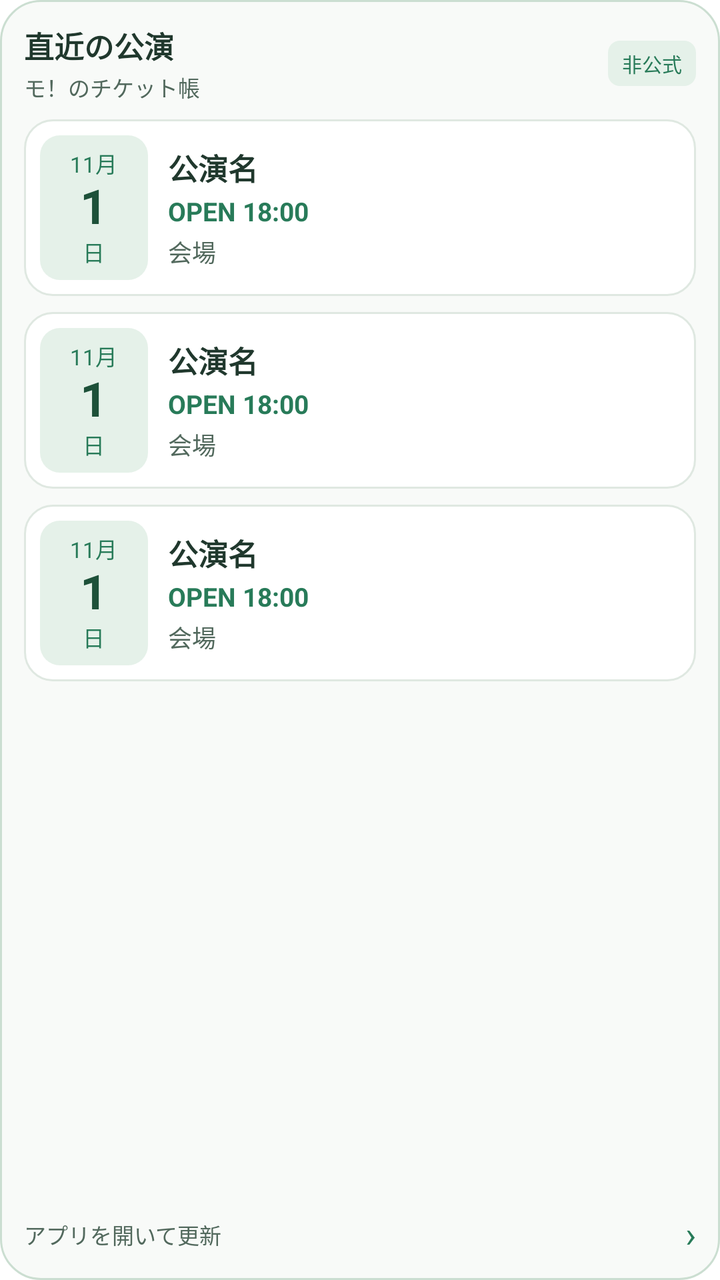
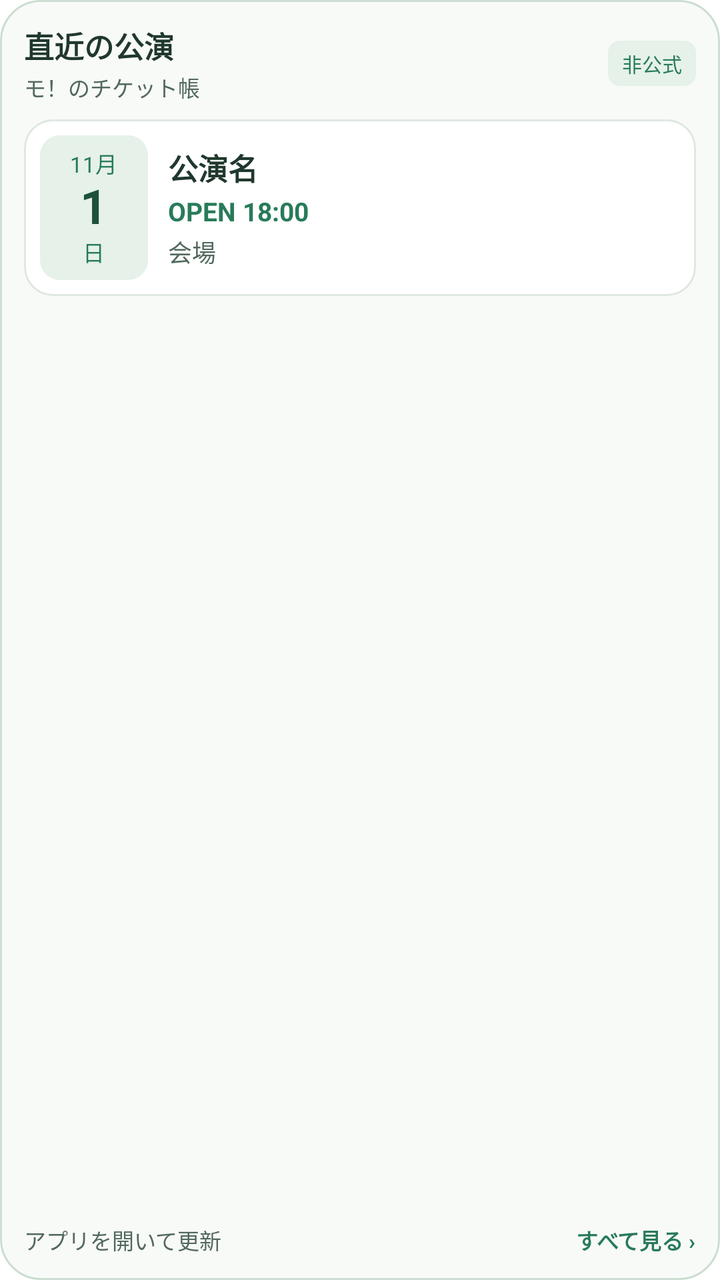

The first picture is an Android layout as it rendered before a commit; the second is the same layout after the commit. The layout source and the unified diff follow.
<!-- AndroidManifest.xml: fallback theme Theme.MaterialComponents.DayNight.NoActionBar -->
<!-- res/layout/ticket_widget.xml -->
<LinearLayout xmlns:android="http://schemas.android.com/apk/res/android" android:id="@+id/ticket_widget_root" android:layout_width="match_parent" android:layout_height="match_parent" android:orientation="vertical" android:padding="12dp" android:background="@drawable/ticket_widget_background">
  <LinearLayout android:layout_width="match_parent" android:layout_height="wrap_content" android:orientation="horizontal" android:gravity="center_vertical" android:layout_marginBottom="8dp">
    <LinearLayout android:layout_width="0dp" android:layout_weight="1" android:layout_height="wrap_content" android:orientation="vertical">
      <TextView android:id="@+id/ticket_widget_mode" android:layout_width="match_parent" android:layout_height="wrap_content" android:text="直近の公演" android:textColor="#20382D" android:textSize="15sp" android:textStyle="bold" android:includeFontPadding="false" android:maxLines="1" android:ellipsize="end"/>
      <TextView android:id="@+id/ticket_widget_heading" android:layout_width="match_parent" android:layout_height="wrap_content" android:text="モ！のチケット帳" android:textColor="#52695D" android:textSize="11sp" android:layout_marginTop="2dp" android:includeFontPadding="false" android:maxLines="1" android:ellipsize="end"/>
    </LinearLayout>
    <TextView android:layout_width="wrap_content" android:layout_height="wrap_content" android:text="非公式" android:textColor="#287B59" android:textSize="10sp" android:layout_marginLeft="8dp" android:paddingLeft="7dp" android:paddingRight="7dp" android:paddingTop="4dp" android:paddingBottom="4dp" android:includeFontPadding="false" android:background="@drawable/ticket_widget_tag"/>
  </LinearLayout>
  <TextView android:id="@+id/ticket_widget_empty" android:layout_width="match_parent" android:layout_height="wrap_content" android:minHeight="84dp" android:gravity="center_vertical" android:text="タップしてアプリで情報を取得" android:textColor="#52695D" android:textSize="14sp" android:padding="14dp" android:background="@drawable/ticket_widget_row" android:visibility="gone"/>
  <LinearLayout android:id="@+id/ticket_row_0" android:layout_width="match_parent" android:layout_height="wrap_content" android:orientation="horizontal" android:gravity="center_vertical" android:padding="8dp" android:layout_marginBottom="8dp" android:background="@drawable/ticket_widget_row">
    <LinearLayout android:id="@+id/ticket_date_0" android:layout_width="54dp" android:layout_height="wrap_content" android:minHeight="56dp" android:orientation="vertical" android:gravity="center" android:paddingTop="6dp" android:paddingBottom="6dp" android:background="@drawable/ticket_widget_date">
      <TextView android:id="@+id/ticket_month_0" android:layout_width="wrap_content" android:layout_height="wrap_content" android:text="11月" android:textColor="#287B59" android:textSize="11sp" android:includeFontPadding="false"/>
      <TextView android:id="@+id/ticket_day_0" android:layout_width="wrap_content" android:layout_height="wrap_content" android:text="1" android:textColor="#1D5139" android:textSize="24sp" android:textStyle="bold" android:includeFontPadding="false"/>
      <TextView android:id="@+id/ticket_weekday_0" android:layout_width="wrap_content" android:layout_height="wrap_content" android:text="日" android:textColor="#287B59" android:textSize="11sp" android:includeFontPadding="false"/>
    </LinearLayout>
    <LinearLayout android:layout_width="0dp" android:layout_weight="1" android:layout_height="wrap_content" android:orientation="vertical" android:layout_marginLeft="10dp">
      <TextView android:id="@+id/ticket_title_0" android:layout_width="match_parent" android:layout_height="wrap_content" android:text="公演名" android:textColor="#20382D" android:textSize="15sp" android:textStyle="bold" android:maxLines="2" android:ellipsize="end" android:includeFontPadding="false" android:lineSpacingExtra="1dp"/>
      <TextView android:id="@+id/ticket_time_0" android:layout_width="match_parent" android:layout_height="wrap_content" android:text="OPEN 18:00" android:textColor="#287B59" android:textSize="13sp" android:textStyle="bold" android:layout_marginTop="4dp" android:maxLines="1" android:ellipsize="end" android:includeFontPadding="false"/>
      <TextView android:id="@+id/ticket_meta_0" android:layout_width="match_parent" android:layout_height="wrap_content" android:text="会場" android:textColor="#52695D" android:textSize="12sp" android:layout_marginTop="3dp" android:maxLines="1" android:ellipsize="end" android:includeFontPadding="false"/>
    </LinearLayout>
  </LinearLayout>
  <LinearLayout android:id="@+id/ticket_row_1" android:layout_width="match_parent" android:layout_height="wrap_content" android:orientation="horizontal" android:gravity="center_vertical" android:padding="8dp" android:layout_marginBottom="8dp" android:background="@drawable/ticket_widget_row">
    <LinearLayout android:id="@+id/ticket_date_1" android:layout_width="54dp" android:layout_height="wrap_content" android:minHeight="56dp" android:orientation="vertical" android:gravity="center" android:paddingTop="6dp" android:paddingBottom="6dp" android:background="@drawable/ticket_widget_date">
      <TextView android:id="@+id/ticket_month_1" android:layout_width="wrap_content" android:layout_height="wrap_content" android:text="11月" android:textColor="#287B59" android:textSize="11sp" android:includeFontPadding="false"/>
      <TextView android:id="@+id/ticket_day_1" android:layout_width="wrap_content" android:layout_height="wrap_content" android:text="1" android:textColor="#1D5139" android:textSize="24sp" android:textStyle="bold" android:includeFontPadding="false"/>
      <TextView android:id="@+id/ticket_weekday_1" android:layout_width="wrap_content" android:layout_height="wrap_content" android:text="日" android:textColor="#287B59" android:textSize="11sp" android:includeFontPadding="false"/>
    </LinearLayout>
    <LinearLayout android:layout_width="0dp" android:layout_weight="1" android:layout_height="wrap_content" android:orientation="vertical" android:layout_marginLeft="10dp">
      <TextView android:id="@+id/ticket_title_1" android:layout_width="match_parent" android:layout_height="wrap_content" android:text="公演名" android:textColor="#20382D" android:textSize="15sp" android:textStyle="bold" android:maxLines="2" android:ellipsize="end" android:includeFontPadding="false" android:lineSpacingExtra="1dp"/>
      <TextView android:id="@+id/ticket_time_1" android:layout_width="match_parent" android:layout_height="wrap_content" android:text="OPEN 18:00" android:textColor="#287B59" android:textSize="13sp" android:textStyle="bold" android:layout_marginTop="4dp" android:maxLines="1" android:ellipsize="end" android:includeFontPadding="false"/>
      <TextView android:id="@+id/ticket_meta_1" android:layout_width="match_parent" android:layout_height="wrap_content" android:text="会場" android:textColor="#52695D" android:textSize="12sp" android:layout_marginTop="3dp" android:maxLines="1" android:ellipsize="end" android:includeFontPadding="false"/>
    </LinearLayout>
  </LinearLayout>
  <LinearLayout android:id="@+id/ticket_row_2" android:layout_width="match_parent" android:layout_height="wrap_content" android:orientation="horizontal" android:gravity="center_vertical" android:padding="8dp" android:layout_marginBottom="8dp" android:background="@drawable/ticket_widget_row">
    <LinearLayout android:id="@+id/ticket_date_2" android:layout_width="54dp" android:layout_height="wrap_content" android:minHeight="56dp" android:orientation="vertical" android:gravity="center" android:paddingTop="6dp" android:paddingBottom="6dp" android:background="@drawable/ticket_widget_date">
      <TextView android:id="@+id/ticket_month_2" android:layout_width="wrap_content" android:layout_height="wrap_content" android:text="11月" android:textColor="#287B59" android:textSize="11sp" android:includeFontPadding="false"/>
      <TextView android:id="@+id/ticket_day_2" android:layout_width="wrap_content" android:layout_height="wrap_content" android:text="1" android:textColor="#1D5139" android:textSize="24sp" android:textStyle="bold" android:includeFontPadding="false"/>
      <TextView android:id="@+id/ticket_weekday_2" android:layout_width="wrap_content" android:layout_height="wrap_content" android:text="日" android:textColor="#287B59" android:textSize="11sp" android:includeFontPadding="false"/>
    </LinearLayout>
    <LinearLayout android:layout_width="0dp" android:layout_weight="1" android:layout_height="wrap_content" android:orientation="vertical" android:layout_marginLeft="10dp">
      <TextView android:id="@+id/ticket_title_2" android:layout_width="match_parent" android:layout_height="wrap_content" android:text="公演名" android:textColor="#20382D" android:textSize="15sp" android:textStyle="bold" android:maxLines="2" android:ellipsize="end" android:includeFontPadding="false" android:lineSpacingExtra="1dp"/>
      <TextView android:id="@+id/ticket_time_2" android:layout_width="match_parent" android:layout_height="wrap_content" android:text="OPEN 18:00" android:textColor="#287B59" android:textSize="13sp" android:textStyle="bold" android:layout_marginTop="4dp" android:maxLines="1" android:ellipsize="end" android:includeFontPadding="false"/>
      <TextView android:id="@+id/ticket_meta_2" android:layout_width="match_parent" android:layout_height="wrap_content" android:text="会場" android:textColor="#52695D" android:textSize="12sp" android:layout_marginTop="3dp" android:maxLines="1" android:ellipsize="end" android:includeFontPadding="false"/>
    </LinearLayout>
  </LinearLayout>
  <LinearLayout android:layout_width="match_parent" android:layout_height="0dp" android:layout_weight="1"/>
  <LinearLayout android:id="@+id/ticket_widget_footer" android:layout_width="match_parent" android:layout_height="wrap_content" android:orientation="horizontal" android:gravity="center_vertical">
    <TextView android:id="@+id/ticket_widget_updated" android:layout_width="0dp" android:layout_weight="1" android:layout_height="wrap_content" android:text="アプリを開いて更新" android:textColor="#52695D" android:textSize="11sp" android:includeFontPadding="false" android:maxLines="1" android:ellipsize="end"/>
    <TextView android:layout_width="20dp" android:layout_height="wrap_content" android:text="›" android:gravity="right" android:textColor="#287B59" android:textSize="18sp" android:includeFontPadding="false"/>
  </LinearLayout>
</LinearLayout>
<!-- resources referenced by this layout -->
<resources>
  <!-- drawable ticket_widget_background (drawable) -->
  <shape xmlns:android="http://schemas.android.com/apk/res/android"><solid android:color="#F8FAF8"/><corners android:radius="20dp"/><stroke android:width="1dp" android:color="#CBDed1"/></shape>
  <!-- drawable ticket_widget_date (drawable) -->
  <shape xmlns:android="http://schemas.android.com/apk/res/android"><solid android:color="#E5F1E9"/><corners android:radius="10dp"/></shape>
  <!-- drawable ticket_widget_row (drawable) -->
  <selector xmlns:android="http://schemas.android.com/apk/res/android"><item android:state_pressed="true"><shape><solid android:color="#EEF6F0"/><stroke android:width="1dp" android:color="#CBDDD1"/><corners android:radius="14dp"/></shape></item><item><shape><solid android:color="#FFFFFF"/><stroke android:width="1dp" android:color="#DFE8E1"/><corners android:radius="14dp"/></shape></item></selector>
  <!-- drawable ticket_widget_tag (drawable) -->
  <shape xmlns:android="http://schemas.android.com/apk/res/android"><solid android:color="#E5F1E9"/><corners android:radius="6dp"/></shape>
</resources>

<!-- the commit's change to res/layout/ticket_widget.xml (unified diff, before → after) -->
@@ -6,7 +6,7 @@
     </LinearLayout>
     <TextView android:layout_width="wrap_content" android:layout_height="wrap_content" android:text="非公式" android:textColor="#287B59" android:textSize="10sp" android:layout_marginLeft="8dp" android:paddingLeft="7dp" android:paddingRight="7dp" android:paddingTop="4dp" android:paddingBottom="4dp" android:includeFontPadding="false" android:background="@drawable/ticket_widget_tag"/>
   </LinearLayout>
-  <TextView android:id="@+id/ticket_widget_empty" android:layout_width="match_parent" android:layout_height="wrap_content" android:minHeight="84dp" android:gravity="center_vertical" android:text="タップしてアプリで情報を取得" android:textColor="#52695D" android:textSize="14sp" android:padding="14dp" android:background="@drawable/ticket_widget_row" android:visibility="gone"/>
+  <TextView android:id="@+id/ticket_widget_empty" android:layout_width="match_parent" android:layout_height="wrap_content" android:minHeight="56dp" android:gravity="center_vertical" android:text="タップしてアプリで情報を取得" android:textColor="#52695D" android:textSize="14sp" android:padding="14dp" android:background="@drawable/ticket_widget_row" android:visibility="gone"/>
   <LinearLayout android:id="@+id/ticket_row_0" android:layout_width="match_parent" android:layout_height="wrap_content" android:orientation="horizontal" android:gravity="center_vertical" android:padding="8dp" android:layout_marginBottom="8dp" android:background="@drawable/ticket_widget_row">
     <LinearLayout android:id="@+id/ticket_date_0" android:layout_width="54dp" android:layout_height="wrap_content" android:minHeight="56dp" android:orientation="vertical" android:gravity="center" android:paddingTop="6dp" android:paddingBottom="6dp" android:background="@drawable/ticket_widget_date">
       <TextView android:id="@+id/ticket_month_0" android:layout_width="wrap_content" android:layout_height="wrap_content" android:text="11月" android:textColor="#287B59" android:textSize="11sp" android:includeFontPadding="false"/>
@@ -19,7 +19,7 @@
       <TextView android:id="@+id/ticket_meta_0" android:layout_width="match_parent" android:layout_height="wrap_content" android:text="会場" android:textColor="#52695D" android:textSize="12sp" android:layout_marginTop="3dp" android:maxLines="1" android:ellipsize="end" android:includeFontPadding="false"/>
     </LinearLayout>
   </LinearLayout>
-  <LinearLayout android:id="@+id/ticket_row_1" android:layout_width="match_parent" android:layout_height="wrap_content" android:orientation="horizontal" android:gravity="center_vertical" android:padding="8dp" android:layout_marginBottom="8dp" android:background="@drawable/ticket_widget_row">
+  <LinearLayout android:id="@+id/ticket_row_1" android:visibility="gone" android:layout_width="match_parent" android:layout_height="wrap_content" android:orientation="horizontal" android:gravity="center_vertical" android:padding="8dp" android:layout_marginBottom="8dp" android:background="@drawable/ticket_widget_row">
     <LinearLayout android:id="@+id/ticket_date_1" android:layout_width="54dp" android:layout_height="wrap_content" android:minHeight="56dp" android:orientation="vertical" android:gravity="center" android:paddingTop="6dp" android:paddingBottom="6dp" android:background="@drawable/ticket_widget_date">
       <TextView android:id="@+id/ticket_month_1" android:layout_width="wrap_content" android:layout_height="wrap_content" android:text="11月" android:textColor="#287B59" android:textSize="11sp" android:includeFontPadding="false"/>
       <TextView android:id="@+id/ticket_day_1" android:layout_width="wrap_content" android:layout_height="wrap_content" android:text="1" android:textColor="#1D5139" android:textSize="24sp" android:textStyle="bold" android:includeFontPadding="false"/>
@@ -31,7 +31,7 @@
       <TextView android:id="@+id/ticket_meta_1" android:layout_width="match_parent" android:layout_height="wrap_content" android:text="会場" android:textColor="#52695D" android:textSize="12sp" android:layout_marginTop="3dp" android:maxLines="1" android:ellipsize="end" android:includeFontPadding="false"/>
     </LinearLayout>
   </LinearLayout>
-  <LinearLayout android:id="@+id/ticket_row_2" android:layout_width="match_parent" android:layout_height="wrap_content" android:orientation="horizontal" android:gravity="center_vertical" android:padding="8dp" android:layout_marginBottom="8dp" android:background="@drawable/ticket_widget_row">
+  <LinearLayout android:id="@+id/ticket_row_2" android:visibility="gone" android:layout_width="match_parent" android:layout_height="wrap_content" android:orientation="horizontal" android:gravity="center_vertical" android:padding="8dp" android:layout_marginBottom="8dp" android:background="@drawable/ticket_widget_row">
     <LinearLayout android:id="@+id/ticket_date_2" android:layout_width="54dp" android:layout_height="wrap_content" android:minHeight="56dp" android:orientation="vertical" android:gravity="center" android:paddingTop="6dp" android:paddingBottom="6dp" android:background="@drawable/ticket_widget_date">
       <TextView android:id="@+id/ticket_month_2" android:layout_width="wrap_content" android:layout_height="wrap_content" android:text="11月" android:textColor="#287B59" android:textSize="11sp" android:includeFontPadding="false"/>
       <TextView android:id="@+id/ticket_day_2" android:layout_width="wrap_content" android:layout_height="wrap_content" android:text="1" android:textColor="#1D5139" android:textSize="24sp" android:textStyle="bold" android:includeFontPadding="false"/>
@@ -46,6 +46,6 @@
   <LinearLayout android:layout_width="match_parent" android:layout_height="0dp" android:layout_weight="1"/>
   <LinearLayout android:id="@+id/ticket_widget_footer" android:layout_width="match_parent" android:layout_height="wrap_content" android:orientation="horizontal" android:gravity="center_vertical">
     <TextView android:id="@+id/ticket_widget_updated" android:layout_width="0dp" android:layout_weight="1" android:layout_height="wrap_content" android:text="アプリを開いて更新" android:textColor="#52695D" android:textSize="11sp" android:includeFontPadding="false" android:maxLines="1" android:ellipsize="end"/>
-    <TextView android:layout_width="20dp" android:layout_height="wrap_content" android:text="›" android:gravity="right" android:textColor="#287B59" android:textSize="18sp" android:includeFontPadding="false"/>
+    <TextView android:layout_width="wrap_content" android:layout_height="wrap_content" android:layout_marginLeft="8dp" android:text="すべて見る ›" android:textColor="#287B59" android:textSize="11sp" android:textStyle="bold" android:includeFontPadding="false"/>
   </LinearLayout>
 </LinearLayout>
